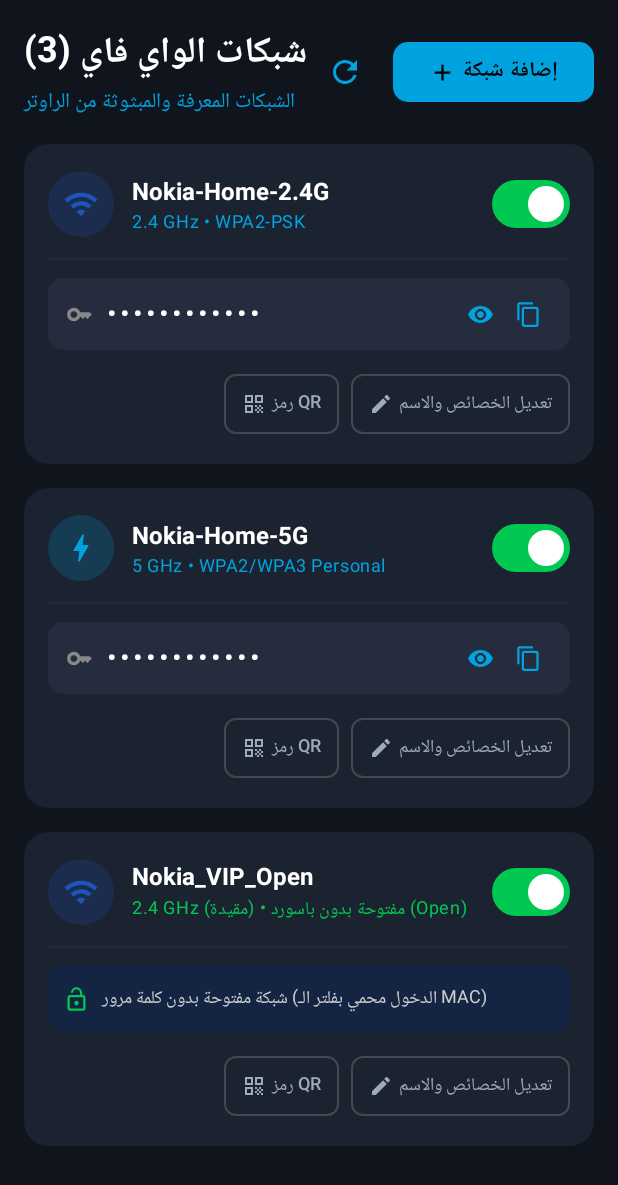
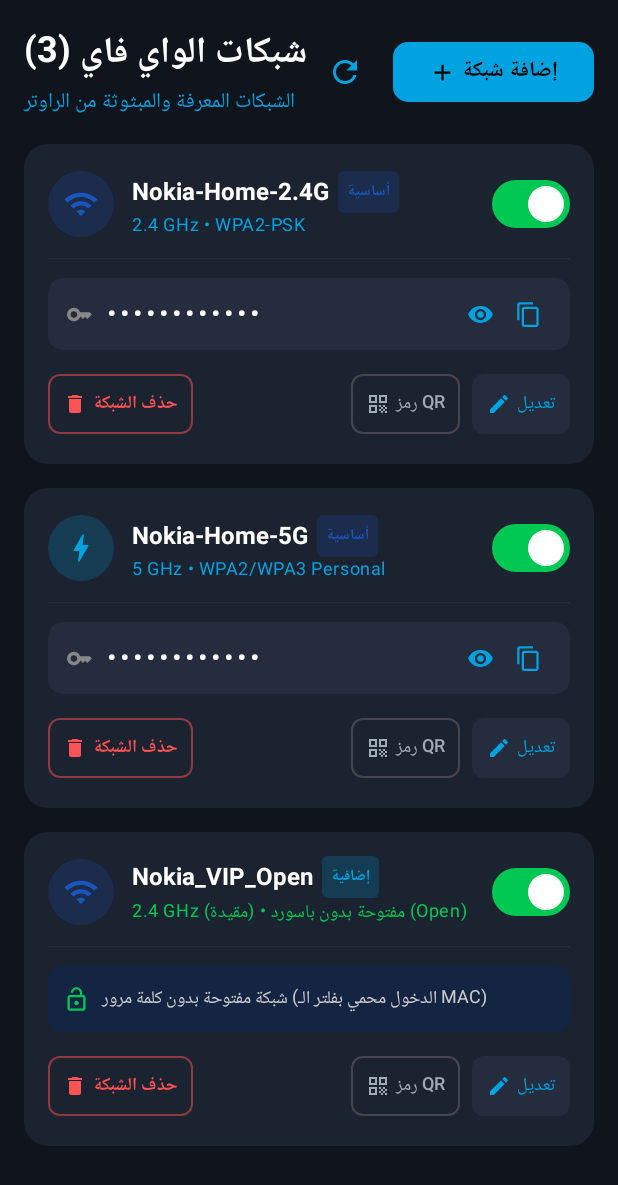
Before and after one commit to abusadeh/NokiaRouterController, an Android app built with Jetpack Compose: the composable WifiSettingsScreen shown on its own in the app's theme, on a phone screen of 412 x 824 dp. Shown: the top 1185 px of the screen. Run offline under Robolectric (Android 15) with nearby library versions, the phone set to English and light mode, and no system bars.

Commit message:
Add Wi-Fi network deletion with confirmation dialog and router disable payload

```diff
--- a/app/src/main/java/com/nokiarouter/controller/ui/screens/WifiSettingsScreen.kt
+++ b/app/src/main/java/com/nokiarouter/controller/ui/screens/WifiSettingsScreen.kt
@@ -40,12 +40,61 @@ fun WifiSettingsScreen(
 
     var showAddDialog by remember { mutableStateOf(false) }
     var editingNetwork by remember { mutableStateOf<WifiNetworkItem?>(null) }
+    var networkToDelete by remember { mutableStateOf<WifiNetworkItem?>(null) }
     var qrNetwork by remember { mutableStateOf<WifiNetworkItem?>(null) }
 
     if (qrNetwork != null) {
         WifiQrDialog(
             network = qrNetwork!!,
             onDismiss = { qrNetwork = null }
+        )
+    }
+
+    // Dialog for confirming Wi-Fi network deletion
+    if (networkToDelete != null) {
+        val net = networkToDelete!!
+        val isPrimary = net.ssidIndex == 1 || net.ssidIndex == 5
+        AlertDialog(
+            onDismissRequest = { networkToDelete = null },
+            icon = {
+                Icon(Icons.Default.DeleteForever, contentDescription = null, tint = DangerRed, modifier = Modifier.size(36.dp))
+            },
+            title = {
+                Text(
+                    text = if (isPrimary) "تعطيل وحذف الشبكة الرئيسية" else "تأكيد حذف شبكة الواي فاي",
+                    fontWeight = FontWeight.Bold,
+                    color = Color.White
+                )
+            },
+            text = {
+                Column(verticalArrangement = Arrangement.spacedBy(8.dp)) {
+                    Text(
+                        text = if (isPrimary) {
+                            "الشبكة '${net.ssid}' هي الشبكة الأساسية لتردد ${net.band}. حذفها سيؤدي إلى تعطيل بث الواي فاي ومسح إعداداتها من الراوتر."
+                        } else {
+                            "هل أنت متأكد من رغبتك في حذف شبكة '${net.ssid}' (${net.band})؟ سيتم إيقاف بثها ومسحها نهائياً من الراوتر."
+                        },
+                        color = Color.LightGray,
+                        fontSize = 14.sp
+                    )
+                }
+            },
+            confirmButton = {
+                Button(
+                    onClick = {
+                        viewModel.deleteWifiNetwork(net)
+                        networkToDelete = null
+                    },
+                    colors = ButtonDefaults.buttonColors(containerColor = DangerRed)
+                ) {
+                    Text("تأكيد الحذف", color = Color.White, fontWeight = FontWeight.Bold)
+                }
+            },
+            dismissButton = {
+                TextButton(onClick = { networkToDelete = null }) {
+                    Text("إلغاء", color = Color.LightGray)
+                }
+            }
         )
     }
 
@@ -296,6 +345,9 @@ fun WifiSettingsScreen(
                 onEdit = {
                     editingNetwork = network
                 },
+                onDelete = {
+                    networkToDelete = network
+                },
                 onShowQr = {
                     qrNetwork = network
                 },
@@ -316,10 +368,12 @@ fun WifiNetworkCard(
     network: WifiNetworkItem,
     onToggleEnabled: (Boolean) -> Unit,
     onEdit: () -> Unit,
+    onDelete: () -> Unit,
     onShowQr: () -> Unit,
     onCopyPassword: () -> Unit
 ) {
     var passwordVisible by remember { mutableStateOf(false) }
+    val isPrimary = network.ssidIndex == 1 || network.ssidIndex == 5
 
     Card(
         shape = RoundedCornerShape(16.dp),
@@ -353,12 +407,29 @@ fun WifiNetworkCard(
                     }
 
                     Column {
+                        Row(
+                            verticalAlignment = Alignment.CenterVertically,
+                            horizontalArrangement = Arrangement.spacedBy(6.dp)
+                        ) {
                             Text(
                                 text = network.ssid,
                                 fontWeight = FontWeight.Bold,
                                 color = Color.White,
                                 fontSize = 16.sp
                             )
+                            Surface(
+                                shape = RoundedCornerShape(4.dp),
+                                color = if (isPrimary) NokiaBlueLight.copy(alpha = 0.2f) else AccentCyan.copy(alpha = 0.2f)
+                            ) {
+                                Text(
+                                    text = if (isPrimary) "أساسية" else "إضافية",
+                                    fontSize = 10.sp,
+                                    color = if (isPrimary) NokiaBlueLight else AccentCyan,
+                                    modifier = Modifier.padding(horizontal = 6.dp, vertical = 2.dp),
+                                    fontWeight = FontWeight.SemiBold
+                                )
+                            }
+                        }
                         Text(
                             text = "${network.band} • ${network.securityMode}",
                             style = MaterialTheme.typography.bodySmall,
@@ -444,34 +515,52 @@ fun WifiNetworkCard(
                 }
             }
 
-            // Action Buttons
+            // Action Buttons: Delete Network, QR Code, Edit
             Row(
                 modifier = Modifier.fillMaxWidth(),
-                horizontalArrangement = Arrangement.End,
+                horizontalArrangement = Arrangement.SpaceBetween,
+                verticalAlignment = Alignment.CenterVertically
+            ) {
+                OutlinedButton(
+                    onClick = onDelete,
+                    shape = RoundedCornerShape(8.dp),
+                    colors = ButtonDefaults.outlinedButtonColors(
+                        contentColor = DangerRed
+                    ),
+                    border = androidx.compose.foundation.BorderStroke(1.dp, DangerRed.copy(alpha = 0.5f)),
+                    contentPadding = PaddingValues(horizontal = 10.dp, vertical = 4.dp)
+                ) {
+                    Icon(Icons.Default.Delete, contentDescription = "حذف الشبكة", modifier = Modifier.size(16.dp), tint = DangerRed)
+                    Spacer(modifier = Modifier.width(4.dp))
+                    Text("حذف الشبكة", fontSize = 12.sp, color = DangerRed, fontWeight = FontWeight.Bold)
+                }
+
+                Row(
+                    horizontalArrangement = Arrangement.spacedBy(8.dp),
                     verticalAlignment = Alignment.CenterVertically
                 ) {
                     OutlinedButton(
                         onClick = onShowQr,
                         shape = RoundedCornerShape(8.dp),
-                    contentPadding = PaddingValues(horizontal = 12.dp, vertical = 4.dp)
+                        contentPadding = PaddingValues(horizontal = 10.dp, vertical = 4.dp)
                     ) {
                         Icon(Icons.Default.QrCode, contentDescription = null, modifier = Modifier.size(16.dp))
                         Spacer(modifier = Modifier.width(4.dp))
                         Text("رمز QR", fontSize = 12.sp)
                     }
 
-                Spacer(modifier = Modifier.width(8.dp))
-
-                OutlinedButton(
+                    Button(
                         onClick = onEdit,
                         shape = RoundedCornerShape(8.dp),
-                    contentPadding = PaddingValues(horizontal = 12.dp, vertical = 4.dp)
+                        colors = ButtonDefaults.buttonColors(containerColor = DarkSurfaceCard),
+                        contentPadding = PaddingValues(horizontal = 10.dp, vertical = 4.dp)
                     ) {
-                    Icon(Icons.Default.Edit, contentDescription = null, modifier = Modifier.size(16.dp))
+                        Icon(Icons.Default.Edit, contentDescription = null, modifier = Modifier.size(16.dp), tint = AccentCyan)
                         Spacer(modifier = Modifier.width(4.dp))
-                    Text("تعديل الخصائص والاسم", fontSize = 12.sp)
+                        Text("تعديل", fontSize = 12.sp, color = AccentCyan)
                     }
                 }
             }
         }
     }
+}
```
Also changed, not shown: app/src/main/java/com/nokiarouter/controller/data/NokiaRouterService.kt (+62 -0 lines), app/src/main/java/com/nokiarouter/controller/ui/MainViewModel.kt (+23 -0 lines), 1 other file. Lines whose indentation alone changed are shown as unchanged.
